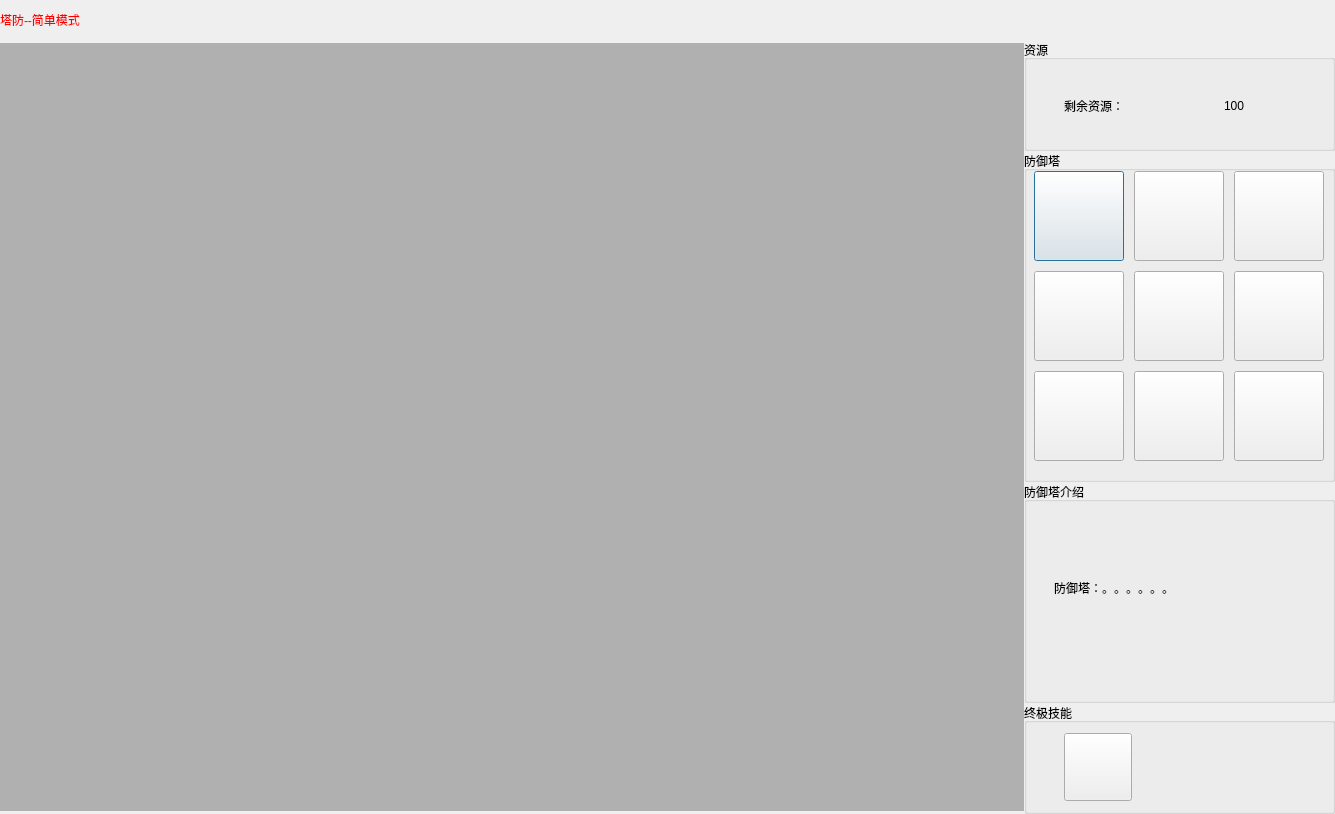
The window that homedialog.ui (Weh18095982632/2019202417-bh) describes before a commit, drawn with Qt 5.
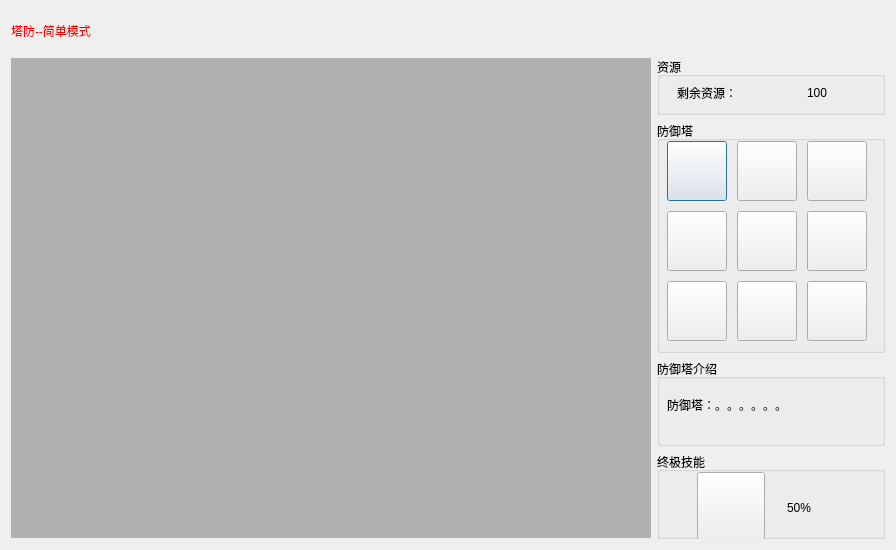
The same window after the commit. Icons and pictures are not drawn.

Diff of the .ui file:
```diff
--- a/homedialog.ui
+++ b/homedialog.ui
@@ -6,34 +6,16 @@
    <rect>
     <x>0</x>
     <y>0</y>
-    <width>1335</width>
-    <height>814</height>
+    <width>896</width>
+    <height>550</height>
    </rect>
   </property>
   <property name="windowTitle">
    <string>Dialog</string>
   </property>
-  <layout class="QHBoxLayout" name="horizontalLayout_3">
-   <property name="spacing">
-    <number>0</number>
-   </property>
-   <property name="leftMargin">
-    <number>0</number>
-   </property>
-   <property name="topMargin">
-    <number>0</number>
-   </property>
-   <property name="rightMargin">
-    <number>0</number>
-   </property>
-   <property name="bottomMargin">
-    <number>0</number>
-   </property>
+  <layout class="QVBoxLayout" name="verticalLayout_3">
    <item>
     <layout class="QVBoxLayout" name="verticalLayout_2">
-     <property name="spacing">
-      <number>0</number>
-     </property>
      <item>
       <layout class="QHBoxLayout" name="horizontalLayout" stretch="1,1">
        <property name="spacing">
@@ -44,7 +26,13 @@
          <property name="minimumSize">
           <size>
            <width>0</width>
-           <height>40</height>
+           <height>32</height>
+          </size>
+         </property>
+         <property name="maximumSize">
+          <size>
+           <width>16777215</width>
+           <height>32</height>
           </size>
          </property>
          <property name="styleSheet">
@@ -60,7 +48,7 @@
         <widget class="QWidget" name="widget" native="true">
          <property name="minimumSize">
           <size>
-           <width>0</width>
+           <width>40</width>
            <height>40</height>
           </size>
          </property>
@@ -70,21 +58,18 @@
      </item>
      <item>
       <layout class="QHBoxLayout" name="horizontalLayout_2">
-       <property name="spacing">
-        <number>0</number>
-       </property>
        <item>
         <widget class="QWidget" name="mainwidget" native="true">
          <property name="minimumSize">
           <size>
-           <width>1024</width>
-           <height>768</height>
+           <width>640</width>
+           <height>480</height>
           </size>
          </property>
          <property name="maximumSize">
           <size>
-           <width>1024</width>
-           <height>768</height>
+           <width>640</width>
+           <height>480</height>
           </size>
          </property>
          <property name="styleSheet">
@@ -93,7 +78,7 @@
         </widget>
        </item>
        <item>
-        <layout class="QVBoxLayout" name="verticalLayout" stretch="1,3,2,1">
+        <layout class="QVBoxLayout" name="verticalLayout" stretch="2,8,3,3">
          <item>
           <widget class="QGroupBox" name="groupBox_resource">
            <property name="title">
@@ -102,8 +87,8 @@
            <widget class="QLabel" name="label">
             <property name="geometry">
              <rect>
-              <x>40</x>
-              <y>40</y>
+              <x>20</x>
+              <y>10</y>
               <width>151</width>
               <height>51</height>
              </rect>
@@ -118,9 +103,9 @@
            <widget class="QLabel" name="label_2">
             <property name="geometry">
              <rect>
-              <x>200</x>
-              <y>40</y>
-              <width>101</width>
+              <x>150</x>
+              <y>10</y>
+              <width>71</width>
               <height>51</height>
              </rect>
             </property>
@@ -143,8 +128,8 @@
              <rect>
               <x>10</x>
               <y>20</y>
-              <width>90</width>
-              <height>90</height>
+              <width>60</width>
+              <height>60</height>
              </rect>
             </property>
             <property name="styleSheet">
@@ -157,10 +142,10 @@
            <widget class="QPushButton" name="pushButton_2">
             <property name="geometry">
              <rect>
-              <x>110</x>
+              <x>80</x>
               <y>20</y>
-              <width>90</width>
-              <height>90</height>
+              <width>60</width>
+              <height>60</height>
              </rect>
             </property>
             <property name="styleSheet">
@@ -173,10 +158,10 @@
            <widget class="QPushButton" name="pushButton_3">
             <property name="geometry">
              <rect>
-              <x>210</x>
+              <x>150</x>
               <y>20</y>
-              <width>90</width>
-              <height>90</height>
+              <width>60</width>
+              <height>60</height>
              </rect>
             </property>
             <property name="styleSheet">
@@ -186,29 +171,13 @@
              <string/>
             </property>
            </widget>
-           <widget class="QPushButton" name="pushButton_4">
-            <property name="geometry">
-             <rect>
-              <x>110</x>
-              <y>120</y>
-              <width>90</width>
-              <height>90</height>
-             </rect>
-            </property>
-            <property name="styleSheet">
-             <string notr="true">background-image: url(:/image/22.png);</string>
-            </property>
-            <property name="text">
-             <string/>
-            </property>
-           </widget>
            <widget class="QPushButton" name="pushButton_5">
             <property name="geometry">
              <rect>
-              <x>210</x>
-              <y>120</y>
-              <width>90</width>
-              <height>90</height>
+              <x>80</x>
+              <y>90</y>
+              <width>60</width>
+              <height>60</height>
              </rect>
             </property>
             <property name="styleSheet">
@@ -221,10 +190,26 @@
            <widget class="QPushButton" name="pushButton_6">
             <property name="geometry">
              <rect>
+              <x>150</x>
+              <y>90</y>
+              <width>60</width>
+              <height>60</height>
+             </rect>
+            </property>
+            <property name="styleSheet">
+             <string notr="true">background-image: url(:/image/23.png);</string>
+            </property>
+            <property name="text">
+             <string/>
+            </property>
+           </widget>
+           <widget class="QPushButton" name="pushButton_4">
+            <property name="geometry">
+             <rect>
               <x>10</x>
-              <y>120</y>
-              <width>90</width>
-              <height>90</height>
+              <y>90</y>
+              <width>60</width>
+              <height>60</height>
              </rect>
             </property>
             <property name="styleSheet">
@@ -234,29 +219,13 @@
              <string/>
             </property>
            </widget>
-           <widget class="QPushButton" name="pushButton_7">
-            <property name="geometry">
-             <rect>
-              <x>110</x>
-              <y>220</y>
-              <width>90</width>
-              <height>90</height>
-             </rect>
-            </property>
-            <property name="styleSheet">
-             <string notr="true">background-image: url(:/image/32.png);</string>
-            </property>
-            <property name="text">
-             <string/>
-            </property>
-           </widget>
            <widget class="QPushButton" name="pushButton_8">
             <property name="geometry">
              <rect>
-              <x>210</x>
-              <y>220</y>
-              <width>90</width>
-              <height>90</height>
+              <x>80</x>
+              <y>160</y>
+              <width>60</width>
+              <height>60</height>
              </rect>
             </property>
             <property name="styleSheet">
@@ -269,10 +238,26 @@
            <widget class="QPushButton" name="pushButton_9">
             <property name="geometry">
              <rect>
+              <x>150</x>
+              <y>160</y>
+              <width>60</width>
+              <height>60</height>
+             </rect>
+            </property>
+            <property name="styleSheet">
+             <string notr="true">background-image: url(:/image/33.png);</string>
+            </property>
+            <property name="text">
+             <string/>
+            </property>
+           </widget>
+           <widget class="QPushButton" name="pushButton_7">
+            <property name="geometry">
+             <rect>
               <x>10</x>
-              <y>220</y>
-              <width>90</width>
-              <height>90</height>
+              <y>160</y>
+              <width>60</width>
+              <height>60</height>
              </rect>
             </property>
             <property name="styleSheet">
@@ -292,10 +277,10 @@
            <widget class="QLabel" name="label_3">
             <property name="geometry">
              <rect>
-              <x>30</x>
-              <y>40</y>
-              <width>251</width>
-              <height>131</height>
+              <x>10</x>
+              <y>20</y>
+              <width>201</width>
+              <height>51</height>
              </rect>
             </property>
             <property name="styleSheet">
@@ -304,6 +289,9 @@
             <property name="text">
              <string>防御塔：。。。。。。</string>
             </property>
+            <property name="wordWrap">
+             <bool>true</bool>
+            </property>
            </widget>
           </widget>
          </item>
@@ -316,7 +304,7 @@
             <property name="geometry">
              <rect>
               <x>40</x>
-              <y>30</y>
+              <y>20</y>
               <width>68</width>
               <height>68</height>
              </rect>
@@ -328,6 +316,22 @@
              <string/>
             </property>
            </widget>
+           <widget class="QLabel" name="label_skill">
+            <property name="geometry">
+             <rect>
+              <x>130</x>
+              <y>40</y>
+              <width>61</width>
+              <height>31</height>
+             </rect>
+            </property>
+            <property name="styleSheet">
+             <string notr="true">font: 20pt &quot;楷体&quot;;</string>
+            </property>
+            <property name="text">
+             <string>50%</string>
+            </property>
+           </widget>
           </widget>
          </item>
         </layout>
```
Left out of the diff: 16 changed lines with no effect on the pictures.
